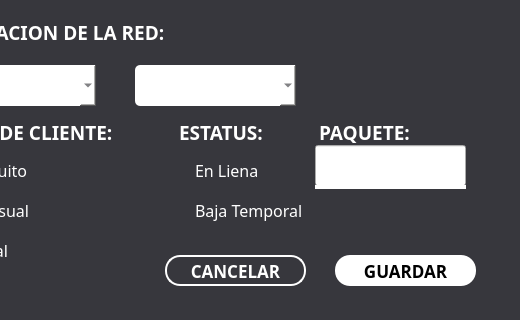
Old version of the form app/frontend/pantalla_modificar.ui in the repository uRicardoCaballero/Radcomtest; both pictures show x 755 to 1275 and y 405 to 725 of the 1275 by 725 pixel window.
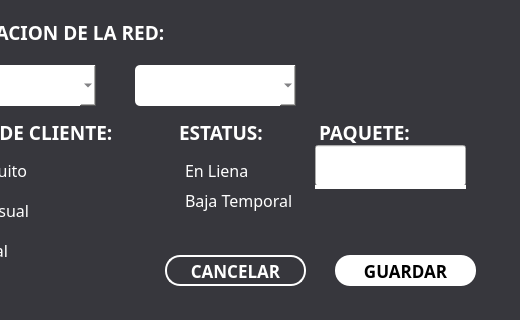
New version of the form. Icons and pictures are not drawn.

What changed in the file:
```diff
--- a/app/frontend/pantalla_modificar.ui
+++ b/app/frontend/pantalla_modificar.ui
@@ -418,31 +418,6 @@
       <string>CANCELAR</string>
      </property>
     </widget>
-    <widget class="QRadioButton" name="BajaTemporalOption">
-     <property name="geometry">
-      <rect>
-       <x>290</x>
-       <y>600</y>
-       <width>141</width>
-       <height>31</height>
-      </rect>
-     </property>
-     <property name="font">
-      <font>
-       <family>Montserrat</family>
-       <pointsize>12</pointsize>
-      </font>
-     </property>
-     <property name="styleSheet">
-      <string notr="true">QRadioButton{
- background: transparent; 
-color: #FFFFFF;
-}</string>
-     </property>
-     <property name="text">
-      <string>Baja Temporal</string>
-     </property>
-    </widget>
     <widget class="QTextBrowser" name="EstatusText">
      <property name="geometry">
       <rect>
@@ -485,31 +460,6 @@
 &lt;p style=&quot; margin-top:0px; margin-bottom:0px; margin-left:0px; margin-right:0px; -qt-block-indent:0; text-indent:0px;&quot;&gt;&lt;span style=&quot; font-family:'MS Shell Dlg 2'; font-size:14pt; font-weight:600;&quot;&gt;ESTATUS:&lt;/span&gt;&lt;/p&gt;&lt;/body&gt;&lt;/html&gt;</string>
      </property>
     </widget>
-    <widget class="QRadioButton" name="EnLineaOption">
-     <property name="geometry">
-      <rect>
-       <x>290</x>
-       <y>560</y>
-       <width>141</width>
-       <height>31</height>
-      </rect>
-     </property>
-     <property name="font">
-      <font>
-       <family>Montserrat</family>
-       <pointsize>12</pointsize>
-      </font>
-     </property>
-     <property name="styleSheet">
-      <string notr="true">QRadioButton{
- background: transparent; 
-color: #FFFFFF;
-}</string>
-     </property>
-     <property name="text">
-      <string>En Liena</string>
-     </property>
-    </widget>
     <widget class="QComboBox" name="Select1">
      <property name="geometry">
       <rect>
@@ -1393,6 +1343,72 @@
 &lt;p style=&quot; margin-top:0px; margin-bottom:0px; margin-left:0px; margin-right:0px; -qt-block-indent:0; text-indent:0px;&quot;&gt;&lt;span style=&quot; font-size:11pt;&quot;&gt;Col.&lt;/span&gt;&lt;/p&gt;&lt;/body&gt;&lt;/html&gt;</string>
      </property>
     </widget>
+    <widget class="QFrame" name="EstatusFrame">
+     <property name="geometry">
+      <rect>
+       <x>280</x>
+       <y>560</y>
+       <width>141</width>
+       <height>80</height>
+      </rect>
+     </property>
+     <property name="frameShape">
+      <enum>QFrame::StyledPanel</enum>
+     </property>
+     <property name="frameShadow">
+      <enum>QFrame::Raised</enum>
+     </property>
+     <widget class="QRadioButton" name="EnLineaOption">
+      <property name="geometry">
+       <rect>
+        <x>0</x>
+        <y>0</y>
+        <width>141</width>
+        <height>31</height>
+       </rect>
+      </property>
+      <property name="font">
+       <font>
+        <family>Montserrat</family>
+        <pointsize>12</pointsize>
+       </font>
+      </property>
+      <property name="styleSheet">
+       <string notr="true">QRadioButton{
+ background: transparent; 
+color: #FFFFFF;
+}</string>
+      </property>
+      <property name="text">
+       <string>En Liena</string>
+      </property>
+     </widget>
+     <widget class="QRadioButton" name="BajaTemporalOption_2">
+      <property name="geometry">
+       <rect>
+        <x>0</x>
+        <y>30</y>
+        <width>141</width>
+        <height>31</height>
+       </rect>
+      </property>
+      <property name="font">
+       <font>
+        <family>Montserrat</family>
+        <pointsize>12</pointsize>
+       </font>
+      </property>
+      <property name="styleSheet">
+       <string notr="true">QRadioButton{
+ background: transparent; 
+color: #FFFFFF;
+}</string>
+      </property>
+      <property name="text">
+       <string>Baja Temporal</string>
+      </property>
+     </widget>
+    </widget>
    </widget>
    <widget class="QLineEdit" name="BuscarHolder">
     <property name="geometry">
```
